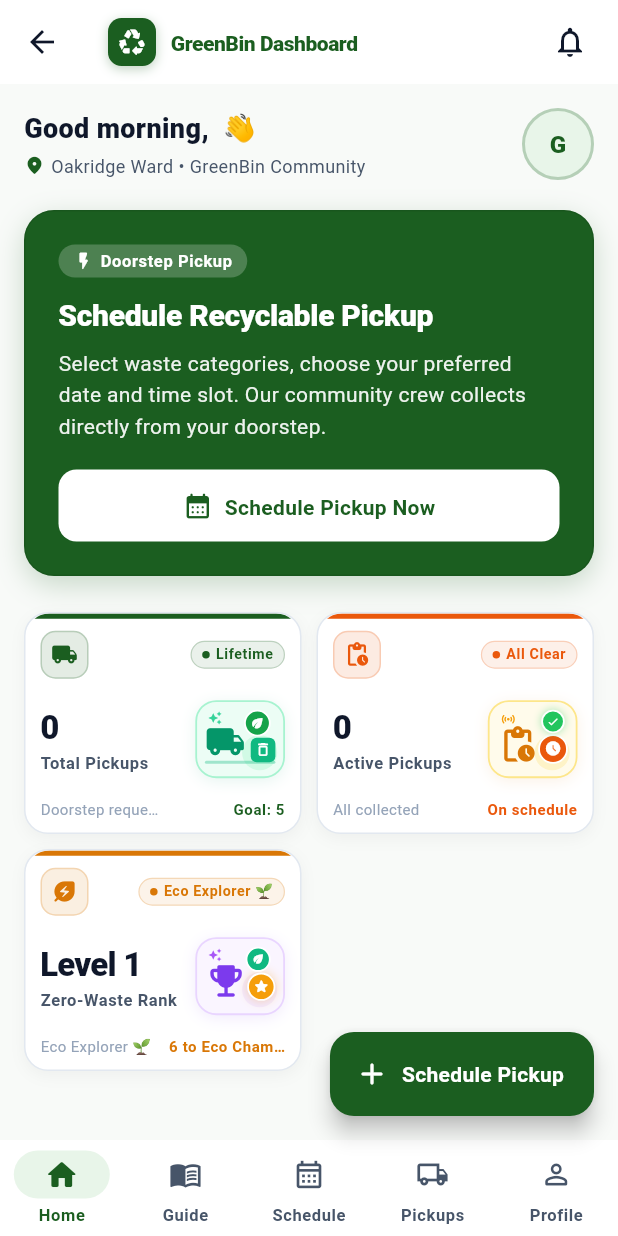
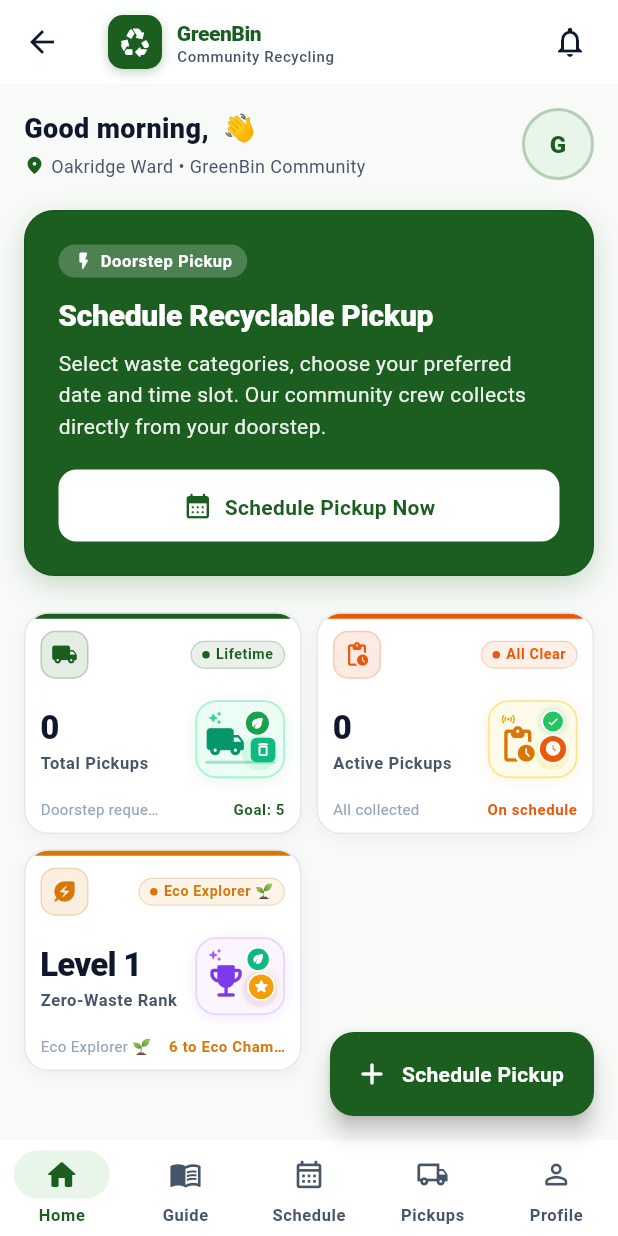
Before and after one commit to Vrutti88/GreenBin, a Flutter app: the HomeScreen screen opened by its route, on a phone screen of 412 x 824 dp. Run offline on Flutter 3.47's test engine with Material 3 defaults, Android fonts, the phone set to English and light mode, and no system bars; our stand-ins replace cloud_firestore, firebase_auth, firebase_core, shared_preferences; accounts and stored records are empty.

Commit message:
Update mobile view header to show app logo beside GreenBin / Community Recycling without Dashboard word and disable caching

```diff
--- a/lib/screens/home/home_screen.dart
+++ b/lib/screens/home/home_screen.dart
@@ -409,11 +409,11 @@ class _HomeScreenState extends State<HomeScreen> {
                   mainAxisSize: MainAxisSize.min,
                   children: [
                     Container(
-                      width: 32,
-                      height: 32,
+                      width: 36,
+                      height: 36,
                       decoration: BoxDecoration(
                         color: AppColors.primary,
-                        borderRadius: BorderRadius.circular(9),
+                        borderRadius: BorderRadius.circular(10),
                         boxShadow: [
                           BoxShadow(
                             color: AppColors.primary.withValues(alpha: 0.28),
@@ -425,13 +425,17 @@ class _HomeScreenState extends State<HomeScreen> {
                       child: const Icon(
                         Icons.recycling_rounded,
                         color: Colors.white,
-                        size: 20,
+                        size: 22,
                       ),
                     ),
                     const SizedBox(width: 10),
                     Flexible(
-                      child: Text(
-                        'GreenBin Dashboard',
+                      child: Column(
+                        crossAxisAlignment: CrossAxisAlignment.start,
+                        mainAxisSize: MainAxisSize.min,
+                        children: [
+                          Text(
+                            'GreenBin',
                             style: AppTextStyles.titleMedium.copyWith(
                               color: AppColors.primary,
                               fontWeight: FontWeight.w800,
@@ -439,6 +443,18 @@ class _HomeScreenState extends State<HomeScreen> {
                             ),
                             maxLines: 1,
                             overflow: TextOverflow.ellipsis,
+                          ),
+                          Text(
+                            'Community Recycling',
+                            style: AppTextStyles.labelSmall.copyWith(
+                              color: AppColors.textSecondary,
+                              fontWeight: FontWeight.w500,
+                              fontSize: 10,
+                            ),
+                            maxLines: 1,
+                            overflow: TextOverflow.ellipsis,
+                          ),
+                        ],
                       ),
                     ),
                   ],
--- a/lib/widgets/adaptive_navigation.dart
+++ b/lib/widgets/adaptive_navigation.dart
@@ -171,9 +171,9 @@ class AdaptiveNavigationScaffold extends StatelessWidget {
               // Main Responsive Body Area
               Expanded(
                 child: Scaffold(
-                  appBar: (titleWidget != null || title != null)
+                  appBar: title != null
                       ? AppBar(
-                          title: titleWidget ?? Text(title!),
+                          title: Text(title!),
                           leading: leading,
                           actions: actions,
                         )
```
Also changed, not shown: firebase.json, 1 other file. Lines whose indentation alone changed are shown as unchanged.
